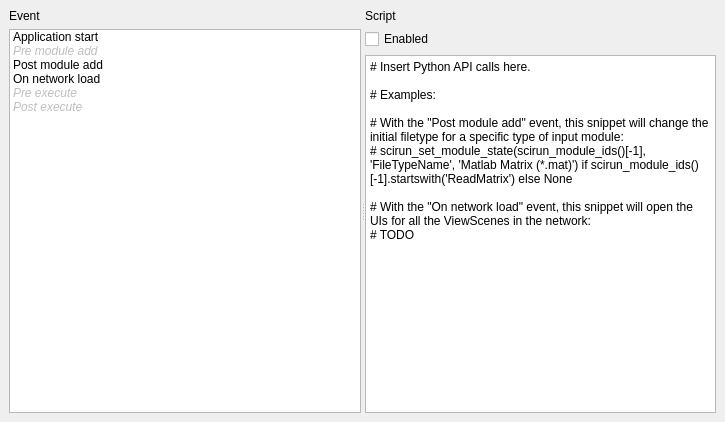
The window that src/Interface/Application/TriggeredEventsWindow.ui (SCIInstitute/SCIRun) describes before a commit, drawn with Qt 5.
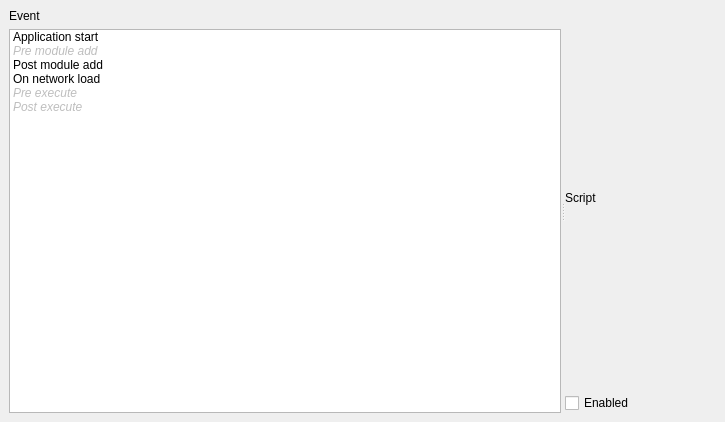
The same window after the commit.

Commit message: Convert to code editor widget

```diff
--- a/src/Interface/Application/TriggeredEventsWindow.ui
+++ b/src/Interface/Application/TriggeredEventsWindow.ui
@@ -109,21 +109,6 @@
           </property>
          </widget>
         </item>
-        <item row="2" column="0">
-         <widget class="QPlainTextEdit" name="scriptPlainTextEdit_">
-          <property name="plainText">
-           <string># Insert Python API calls here.
-
-# Examples:
-
-# With the &quot;Post module add&quot; event, this snippet will change the initial filetype for a specific type of input module:
-# scirun_set_module_state(scirun_module_ids()[-1], 'FileTypeName', 'Matlab Matrix (*.mat)') if scirun_module_ids()[-1].startswith('ReadMatrix') else None
-
-# With the &quot;On network load&quot; event, this snippet will open the UIs for all the ViewScenes in the network:
-# TODO</string>
-          </property>
-         </widget>
-        </item>
         <item row="1" column="0">
          <widget class="QCheckBox" name="enabledCheckBox_">
           <property name="text">
```
The commit also changes 2 other files.
